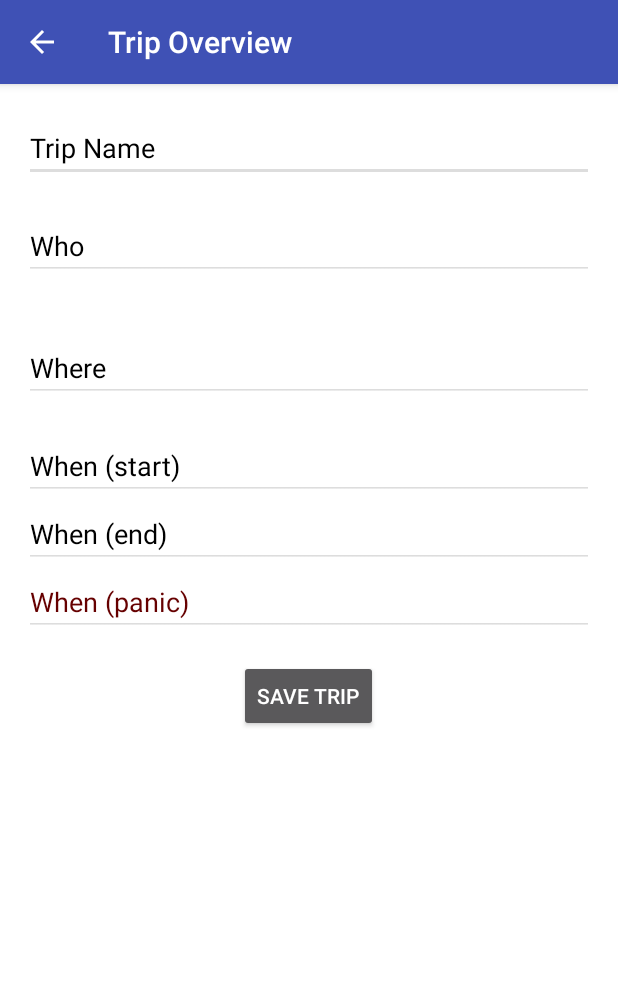
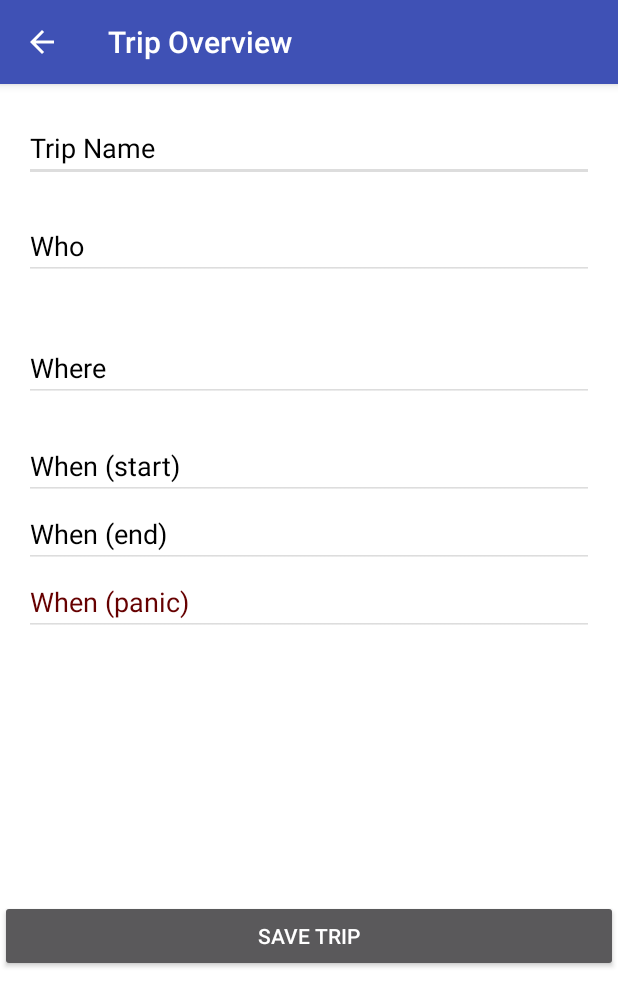
Before and after one commit to rottenb/SimpleCheck-In, an Android app: the screen it shows after launch (TripDetailActivity), after a tap on "-- Tap To Add New Trip --", on a phone screen of 412 x 824 dp. Shown: the top 1007 px of the screen. Run offline under Robolectric (Android 15) with nearby library versions, the phone set to English and light mode, and no system bars.

Commit message:
- trip detail dialog - database additions - admin options

```diff
--- a/app/src/main/java/com/brianmk/simplecheck_in/MainActivity.java
+++ b/app/src/main/java/com/brianmk/simplecheck_in/MainActivity.java
@@ -1,5 +1,6 @@
 package com.brianmk.simplecheck_in;
 
+import android.app.DialogFragment;
 import android.content.Intent;
 import android.os.Bundle;
 import android.support.v7.app.AppCompatActivity;
@@ -33,40 +34,9 @@ public class MainActivity extends AppCompatActivity {
         TripDataBase tripDB = new TripDataBase(this);
 
         // If database is empty, populate it *** FOR TESTING ***
-        if (!tripDB.isTrips()) {
-            tripDB.addTrip(new TripData("Nelson - Mountain Station",
-                    "http://www.trailforks.com/region/mountain-station/",
-                    "Brian K"));
-
-            tripDB.addTrip(new TripData("Nelson - Giveout/Gold Creek",
-                    "http://www.trailforks.com/region/giveout-and-gold-creek/",
-                    "Brian K"));
-
-            tripDB.addTrip(new TripData("Whistler - Bike Park",
-                    "http://www.trailforks.com/region/whistler-mountain-bike-park/",
-                    "Brian K, Kay C"));
-
-            tripDB.addTrip(new TripData("North Vancouver - Seymour",
-                    "http://www.trailforks.com/region/mount-seymour/",
-                    "Brian K, Kay C, James W"));
-
-            tripDB.addTrip(new TripData("Fraser Valley - Burke",
-                    "http://www.trailforks.com/region/burke-mountain/",
-                    "Brian K, Kay C, Chris W"));
-
-            tripDB.addTrip(new TripData("Fraser Valley - Sumas",
-                    "http://www.trailforks.com/region/sumas-mountain/",
-                    "Brian K, James W, Clayton M"));
-
-            tripDB.addTrip(new TripData("Squamish - Diamond Head",
-                    "http://www.trailforks.com/region/diamond-head/",
-                    "Brian K, Kay C, Clayton M, James W"));
-
-            tripDB.addTrip(new TripData("Squamish - Alice Lake",
-                    "http://www.trailforks.com/region/alice-lake--highlands/",
-                    "Brian K, Ryan B, Ashley S"));
-
-        }
+//        if (!tripDB.isTrips()) {
+//            populateTripDB(tripDB);
+//        }
 
         tripTitleList = tripDB.getAllTripTitles();
         tripTitleList.add(0, "-- Tap To Add New Trip --");
@@ -84,11 +54,18 @@ public class MainActivity extends AppCompatActivity {
         tripListView.setOnItemClickListener(new AdapterView.OnItemClickListener() {
             @Override
             public void onItemClick(AdapterView<?> parent, View view, int position, long id) {
-                Intent tripIntent = new Intent(getApplicationContext(), TripDetailActivity.class);
-                tripIntent.putExtra("POSITION", position);
-                tripIntent.putExtra("TITLE", tripTitleList.get(position));
-
-                startActivity(tripIntent);
+                if (position == 0) {
+                    Intent tripIntent = new Intent(getApplicationContext(), TripDetailActivity.class);
+                    tripIntent.putExtra("LIST_POSITION", position);
+                    tripIntent.putExtra("LIST_TITLE", tripTitleList.get(position));
+                    startActivity(tripIntent);
+                } else {
+                    DialogFragment dialog = new TripDialog();
+                    Bundle args = new Bundle();
+                    args.putString("LIST_TITLE", tripTitleList.get(position));
+                    dialog.setArguments(args);
+                    dialog.show(getFragmentManager(), "Trip Details");
+                }
             }
         });
     } // onCreate()
@@ -121,6 +98,7 @@ public class MainActivity extends AppCompatActivity {
                 tdb.close();
 
                 break;
+
             default:
                 Log.d(LOG_TAG, "onContextItemSelected: FELL THROUGH!");
                 break;
@@ -147,6 +125,8 @@ public class MainActivity extends AppCompatActivity {
         // as you specify a parent activity in AndroidManifest.xml.
         int id = item.getItemId();
 
+        TripDataBase tdb = new TripDataBase(this);
+
         // Menu items
         switch (id) {
             case R.id.main_menu_add:
@@ -164,14 +144,24 @@ public class MainActivity extends AppCompatActivity {
             case R.id.main_menu_delete_db:
                 Log.d(LOG_TAG, "DELETE DATABASE");
 
-                TripDataBase tdb = new TripDataBase(this);
                 tdb.deleteALLTripDB(this);
 
                 mTripListAdapter.notifyDataSetChanged();
                 tripListView.setAdapter(mTripListAdapter);
 
                 tdb.close();
-                finish();
+
+                break;
+            case R.id.main_menu_create_db:
+                Log.d(LOG_TAG, "CREATE DATABASE");
+
+                populateTripDB(tdb);
+
+                mTripListAdapter.notifyDataSetChanged();
+                tripListView.setAdapter(mTripListAdapter);
+
+                tdb.close();
+
                 break;
             default:
                 Log.d(LOG_TAG, "Oops, fell through");
--- a/app/src/main/java/com/brianmk/simplecheck_in/TripDetailActivity.java
+++ b/app/src/main/java/com/brianmk/simplecheck_in/TripDetailActivity.java
@@ -20,10 +20,10 @@ public class TripDetailActivity extends AppCompatActivity {
     public void onCreate(Bundle savedInstanceState) {
         super.onCreate(savedInstanceState);
 
-        setContentView(R.layout.trip_detail);
+        setContentView(R.layout.trip_edit);
 
-        final int position = getIntent().getIntExtra("POSITION", 0);
-        final String title = getIntent().getStringExtra("TITLE");
+        final int position = getIntent().getIntExtra("LIST_POSITION", 0);
+        final String title = getIntent().getStringExtra("LIST_TITLE");
 
         if (position != 0) {
             TripDataBase tripDataBase = new TripDataBase(this);
--- a/app/src/main/res/layout/trip_detail.xml
+++ b/app/src/main/res/layout/trip_edit.xml
@@ -18,7 +18,8 @@
         android:hint="@string/trip_title_default"
         android:textColorHint="@color/black"
         android:backgroundTint="@color/light_grey"
-        android:inputType="textCapWords"/>
+        android:inputType="textCapWords"
+        android:layout_weight="0"/>
 
     <EditText
         android:id="@+id/trip_who"
@@ -33,7 +34,8 @@
         android:hint="@string/trip_who_default"
         android:textColorHint="@color/black"
         android:backgroundTint="@color/light_grey"
-        android:inputType="textCapWords"/>
+        android:inputType="textCapWords"
+        android:layout_weight="0"/>
 
     <EditText
         android:id="@+id/trip_location"
@@ -47,8 +49,8 @@
         android:hint="@string/trip_where_default"
         android:textColorHint="@color/black"
         android:backgroundTint="@color/light_grey"
-        android:autoLink="web"
-        android:inputType="textUri"/>
+        android:inputType="textUri"
+        android:layout_weight="0"/>
 
     <EditText
         android:id="@+id/trip_when_start"
@@ -62,7 +64,8 @@
         android:hint="@string/trip_when_start_default"
         android:textColorHint="@color/black"
         android:backgroundTint="@color/light_grey"
-        android:inputType="textCapWords"/>
+        android:inputType="textCapWords"
+        android:layout_weight="0"/>
 
     <EditText
         android:id="@+id/trip_when_end"
@@ -75,7 +78,8 @@
         android:hint="@string/trip_when_end_default"
         android:textColorHint="@color/black"
         android:backgroundTint="@color/light_grey"
-        android:inputType="textCapWords"/>
+        android:inputType="textCapWords"
+        android:layout_weight="0"/>
 
     <EditText
         android:id="@+id/trip_when_panic"
@@ -88,15 +92,23 @@
         android:hint="@string/trip_when_panic_default"
         android:textColorHint="@color/dark_red"
         android:backgroundTint="@color/light_grey"
-        android:inputType="textCapWords"/>
+        android:inputType="textCapWords"
+        android:layout_weight="0"/>
 
-    <Button
-        android:id="@+id/trip_save_button"
-        android:layout_width="wrap_content"
-        android:layout_height="wrap_content"
-        android:layout_marginTop="@dimen/activity_vertical_margin"
-        android:layout_gravity="center"
-        android:text="@string/trip_save"/>
+    <LinearLayout
+        android:layout_width="match_parent"
+        android:layout_height="0dp"
+        android:layout_weight="1">
+
+        <Button
+            android:id="@+id/trip_save_button"
+            android:layout_width="match_parent"
+            android:layout_height="wrap_content"
+            android:layout_gravity="center"
+            android:text="@string/trip_save"/>
+
+    </LinearLayout>
+
 
 
 
--- a/app/src/main/res/menu/menu_main.xml
+++ b/app/src/main/res/menu/menu_main.xml
@@ -19,9 +19,23 @@
         android:orderInCategory="400"
         android:title="@string/main_menu_app_settings"
         app:showAsAction="never" />
-    <item
-        android:id="@+id/main_menu_delete_db"
-        android:orderInCategory="1100"
-        android:title="@string/main_menu_delete"/>
+
+    <item android:visible="true" android:id="@+id/m_area"
+        android:titleCondensed="Areas"
+        android:title="Admin"
+        android:enabled="true"
+        android:orderInCategory="1000">
+        <menu>
+            <item
+                android:id="@+id/main_menu_create_db"
+                android:orderInCategory="1100"
+                android:title="@string/main_menu_create"/>
+            <item
+                android:id="@+id/main_menu_delete_db"
+                android:orderInCategory="1200"
+                android:title="@string/main_menu_delete"/>
+        </menu>
+    </item>
+
 
 </menu>
--- a/app/src/main/res/values/colors.xml
+++ b/app/src/main/res/values/colors.xml
@@ -9,4 +9,6 @@
     <color name="light_grey">#DDDDDD</color>
     <color name="red">#ff0000</color>
     <color name="dark_red">#660000</color>
+    <color name="green">#00FF00</color>
+    <color name="dark_green">#006600</color>
 </resources>
--- a/app/src/main/res/values/strings.xml
+++ b/app/src/main/res/values/strings.xml
@@ -7,6 +7,7 @@
     <string name="main_menu_user_settings">User Settings</string>
     <string name="main_menu_app_settings">App Settings</string>
     <string name="main_menu_delete">Delete Trip Database</string>
+    <string name="main_menu_create">Create Trip Database</string>
 
     <!-- Context Menu (Hold Item) -->
     <string name="context_menu_send">Send Trip</string>
```
Also changed, not shown: app/src/main/java/com/brianmk/simplecheck_in/TripDialog.java (added, +45 -0 lines), app/src/main/res/drawable/border.xml (added, +12 -0 lines), app/src/main/res/layout/dialog_trip.xml (added, +61 -0 lines), app/src/main/ic_launcher-web.png (added), app/src/main/nelson-mountain-station-web.png (added), app/src/main/res/mipmap-hdpi/ic_launcher.png, app/src/main/res/mipmap-mdpi/ic_launcher.png, app/src/main/res/mipmap-xhdpi/ic_launcher.png, app/src/main/res/mipmap-xxhdpi/ic_launcher.png, app/src/main/res/mipmap-xxxhdpi/ic_launcher.png.
